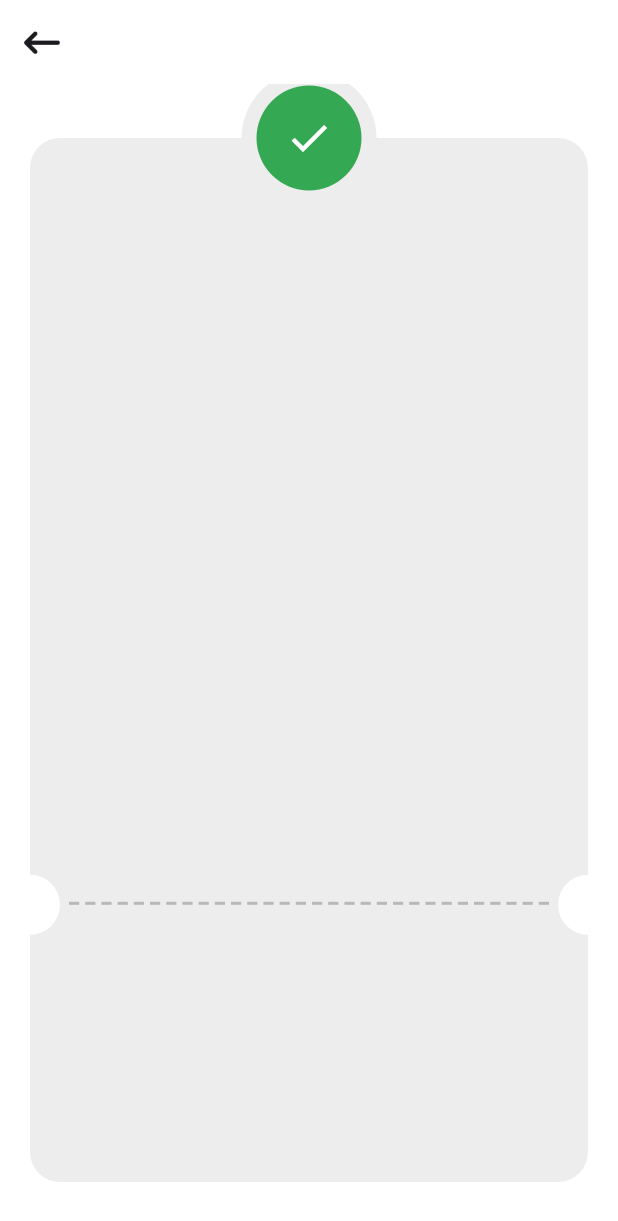
After one commit to mahmoudmohamed17/custom-checkout-ui, a Flutter app: the ThankYouView screen opened directly, on a phone screen of 412 x 824 dp. The commit adds this screen. Shown: the top 1221 px of the screen. Run offline on Flutter 3.47's test engine with Material 3 defaults, Android fonts, the phone set to English and light mode, and no system bars; our stand-ins replace device_preview, flutter_credit_card, flutter_svg, font_awesome_flutter.

Commit message:
refactor transaction ticket

```diff
--- /dev/null
+++ b/lib/widgets/custom_check_icon.dart
@@ -0,0 +1,24 @@
+import 'package:flutter/material.dart';
+
+class CustomCheckIcon extends StatelessWidget {
+  const CustomCheckIcon({
+    super.key,
+  });
+
+  @override
+  Widget build(BuildContext context) {
+    return CircleAvatar(
+      radius: 45,
+      backgroundColor: Color(0xFFEDEDED),
+      child: CircleAvatar(
+        radius: 35,
+        backgroundColor: Color(0xff34A853),
+        child: Icon(
+          Icons.check,
+          color: Colors.white,
+          size: 32,
+        ),
+      ),
+    );
+  }
+}
--- /dev/null
+++ b/lib/widgets/custom_dashed_line.dart
@@ -0,0 +1,22 @@
+import 'package:flutter/material.dart';
+
+class CustomDashedLine extends StatelessWidget {
+  const CustomDashedLine({
+    super.key,
+  });
+
+  @override
+  Widget build(BuildContext context) {
+    return Row(
+      children: List.generate(30, (index) {
+        return Expanded(
+          child: Container(
+            margin: EdgeInsets.symmetric(horizontal: 2),
+            height: 2,
+            color: Color(0xffB8B8B8),
+          ),
+        );
+      }),
+    );
+  }
+}
--- /dev/null
+++ b/lib/widgets/thank_you_card.dart
@@ -0,0 +1,21 @@
+import 'package:flutter/material.dart';
+
+class ThankYouCard extends StatelessWidget {
+  const ThankYouCard({
+    super.key,
+  });
+
+  @override
+  Widget build(BuildContext context) {
+    return Container(
+      width: double.infinity,
+      height: double.infinity,
+      decoration: ShapeDecoration(
+        color: Color(0xFFEDEDED),
+        shape: RoundedRectangleBorder(
+          borderRadius: BorderRadius.circular(20),
+        ),
+      ),
+    );
+  }
+}
--- a/lib/widgets/thank_you_view_body.dart
+++ b/lib/widgets/thank_you_view_body.dart
@@ -1,4 +1,7 @@
 import 'package:custom_checkout_ui/extensions/context_extension.dart';
+import 'package:custom_checkout_ui/widgets/custom_check_icon.dart';
+import 'package:custom_checkout_ui/widgets/custom_dashed_line.dart';
+import 'package:custom_checkout_ui/widgets/thank_you_card.dart';
 import 'package:flutter/material.dart';
 
 class ThankYouViewBody extends StatelessWidget {
@@ -11,31 +14,12 @@ class ThankYouViewBody extends StatelessWidget {
       child: Stack(
         clipBehavior: Clip.none,
         children: [
-          Container(
-            width: double.infinity,
-            height: double.infinity,
-            decoration: ShapeDecoration(
-              color: Color(0xFFEDEDED),
-              shape: RoundedRectangleBorder(
-                borderRadius: BorderRadius.circular(20),
-              ),
-            ),
-          ),
+          ThankYouCard(),
           Positioned(
             bottom: context.height * 0.20 + 20,
             left: 24,
             right: 24,
-            child: Row(
-              children: List.generate(30, (index) {
-                return Expanded(
-                  child: Container(
-                    margin: EdgeInsets.symmetric(horizontal: 2),
-                    height: 2,
-                    color: Color(0xffB8B8B8),
-                  ),
-                );
-              }),
-            ),
+            child: CustomDashedLine(),
           ),
           Positioned(
               left: -20,
@@ -53,19 +37,7 @@ class ThankYouViewBody extends StatelessWidget {
             left: 0,
             right: 0,
             top: -45,
-            child: CircleAvatar(
-              radius: 45,
-              backgroundColor: Color(0xFFEDEDED),
-              child: CircleAvatar(
-                radius: 35,
-                backgroundColor: Color(0xff34A853),
-                child: Icon(
-                  Icons.check,
-                  color: Colors.white,
-                  size: 32,
-                ),
-              ),
-            ),
+            child: CustomCheckIcon(),
           )
         ],
       ),
```
